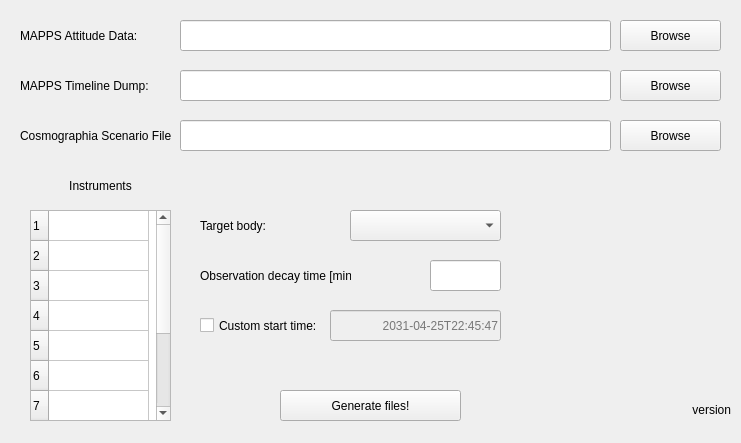
Qt form ui/juice_win_converter.ui (MStefko/ESA-Mapps2Cosmographia) before a commit.
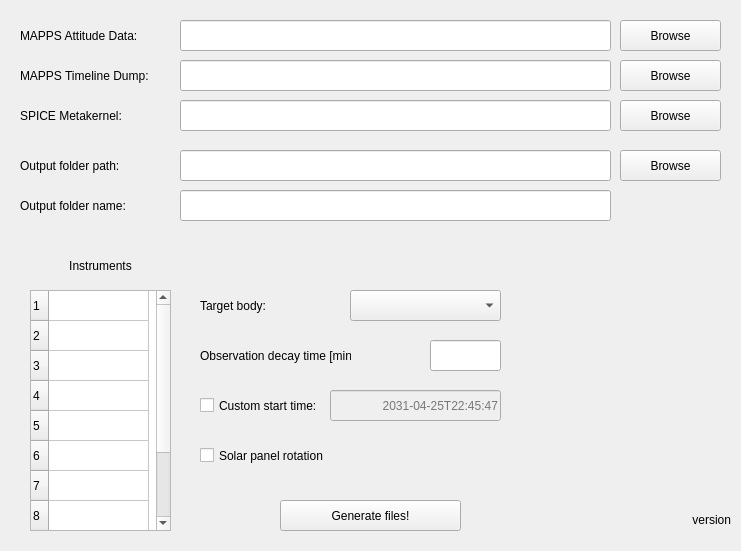
The same form after that commit. Icons and pictures are not drawn.

Commit message: Overhaul, with added solar panel capability

Patch:
```diff
--- a/ui/juice_win_converter.ui
+++ b/ui/juice_win_converter.ui
@@ -7,7 +7,7 @@
     <x>0</x>
     <y>0</y>
     <width>741</width>
-    <height>443</height>
+    <height>551</height>
    </rect>
   </property>
   <property name="windowTitle">
@@ -53,7 +53,7 @@
    <property name="geometry">
     <rect>
      <x>620</x>
-     <y>70</y>
+     <y>60</y>
      <width>101</width>
      <height>31</height>
     </rect>
@@ -66,7 +66,7 @@
    <property name="geometry">
     <rect>
      <x>20</x>
-     <y>70</y>
+     <y>60</y>
      <width>151</width>
      <height>31</height>
     </rect>
@@ -79,7 +79,7 @@
    <property name="geometry">
     <rect>
      <x>180</x>
-     <y>70</y>
+     <y>60</y>
      <width>431</width>
      <height>31</height>
     </rect>
@@ -89,7 +89,7 @@
    <property name="geometry">
     <rect>
      <x>620</x>
-     <y>120</y>
+     <y>100</y>
      <width>101</width>
      <height>31</height>
     </rect>
@@ -102,7 +102,7 @@
    <property name="geometry">
     <rect>
      <x>180</x>
-     <y>120</y>
+     <y>100</y>
      <width>431</width>
      <height>31</height>
     </rect>
@@ -112,20 +112,20 @@
    <property name="geometry">
     <rect>
      <x>20</x>
-     <y>120</y>
+     <y>100</y>
      <width>151</width>
      <height>31</height>
     </rect>
    </property>
    <property name="text">
-    <string>Cosmographia Scenario File:</string>
+    <string>SPICE Metakernel:</string>
    </property>
   </widget>
   <widget class="QPushButton" name="pb_Generate">
    <property name="geometry">
     <rect>
      <x>280</x>
-     <y>390</y>
+     <y>500</y>
      <width>181</width>
      <height>31</height>
     </rect>
@@ -138,7 +138,7 @@
    <property name="geometry">
     <rect>
      <x>620</x>
-     <y>400</y>
+     <y>510</y>
      <width>111</width>
      <height>20</height>
     </rect>
@@ -157,9 +157,9 @@
    <property name="geometry">
     <rect>
      <x>30</x>
-     <y>210</y>
+     <y>290</y>
      <width>141</width>
-     <height>211</height>
+     <height>241</height>
     </rect>
    </property>
    <property name="showGrid">
@@ -193,7 +193,7 @@
    <property name="geometry">
     <rect>
      <x>200</x>
-     <y>210</y>
+     <y>290</y>
      <width>91</width>
      <height>31</height>
     </rect>
@@ -206,7 +206,7 @@
    <property name="geometry">
     <rect>
      <x>350</x>
-     <y>210</y>
+     <y>290</y>
      <width>151</width>
      <height>31</height>
     </rect>
@@ -216,7 +216,7 @@
    <property name="geometry">
     <rect>
      <x>30</x>
-     <y>170</y>
+     <y>250</y>
      <width>141</width>
      <height>31</height>
     </rect>
@@ -232,7 +232,7 @@
    <property name="geometry">
     <rect>
      <x>200</x>
-     <y>260</y>
+     <y>340</y>
      <width>151</width>
      <height>31</height>
     </rect>
@@ -245,7 +245,7 @@
    <property name="geometry">
     <rect>
      <x>430</x>
-     <y>260</y>
+     <y>340</y>
      <width>71</width>
      <height>31</height>
     </rect>
@@ -258,7 +258,7 @@
    <property name="geometry">
     <rect>
      <x>200</x>
-     <y>310</y>
+     <y>390</y>
      <width>121</width>
      <height>31</height>
     </rect>
@@ -274,7 +274,7 @@
    <property name="geometry">
     <rect>
      <x>330</x>
-     <y>310</y>
+     <y>390</y>
      <width>171</width>
      <height>31</height>
     </rect>
@@ -290,7 +290,7 @@
    <property name="geometry">
     <rect>
      <x>580</x>
-     <y>310</y>
+     <y>420</y>
      <width>141</width>
      <height>111</height>
     </rect>
@@ -305,6 +305,84 @@
     <set>Qt::AlignCenter</set>
    </property>
   </widget>
+  <widget class="QLabel" name="label_7">
+   <property name="geometry">
+    <rect>
+     <x>20</x>
+     <y>150</y>
+     <width>151</width>
+     <height>31</height>
+    </rect>
+   </property>
+   <property name="text">
+    <string>Output folder path:</string>
+   </property>
+  </widget>
+  <widget class="QPushButton" name="pb_OutputFolderPath">
+   <property name="geometry">
+    <rect>
+     <x>620</x>
+     <y>150</y>
+     <width>101</width>
+     <height>31</height>
+    </rect>
+   </property>
+   <property name="text">
+    <string>Browse</string>
+   </property>
+  </widget>
+  <widget class="QLineEdit" name="le_OutputFolderPath">
+   <property name="geometry">
+    <rect>
+     <x>180</x>
+     <y>150</y>
+     <width>431</width>
+     <height>31</height>
+    </rect>
+   </property>
+   <property name="text">
+    <string> </string>
+   </property>
+  </widget>
+  <widget class="QLineEdit" name="le_OutputFolderName">
+   <property name="geometry">
+    <rect>
+     <x>180</x>
+     <y>190</y>
+     <width>431</width>
+     <height>31</height>
+    </rect>
+   </property>
+   <property name="text">
+    <string/>
+   </property>
+  </widget>
+  <widget class="QLabel" name="label_8">
+   <property name="geometry">
+    <rect>
+     <x>20</x>
+     <y>190</y>
+     <width>151</width>
+     <height>31</height>
+    </rect>
+   </property>
+   <property name="text">
+    <string>Output folder name:</string>
+   </property>
+  </widget>
+  <widget class="QCheckBox" name="cb_solarPanels">
+   <property name="geometry">
+    <rect>
+     <x>200</x>
+     <y>440</y>
+     <width>151</width>
+     <height>31</height>
+    </rect>
+   </property>
+   <property name="text">
+    <string>Solar panel rotation</string>
+   </property>
+  </widget>
  </widget>
  <resources>
   <include location="logo.qrc"/>
```
Left out of the diff: 23 changed lines with no effect on the pictures. The commit also changes 28 other files.
